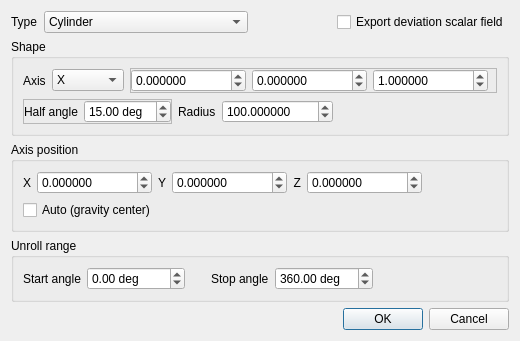
Before: the Qt Designer form qCC/ui_templates/unrollDlg.ui in CloudCompare/CloudCompare, drawn with Qt 5.
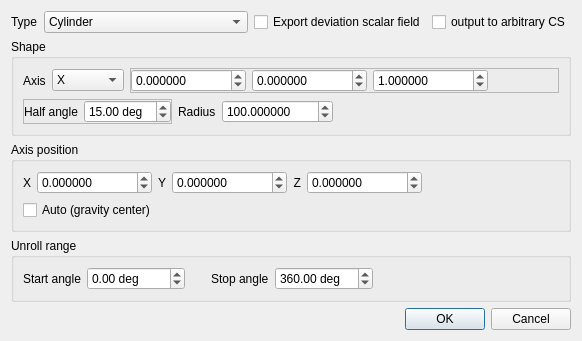
After: the same form once the commit is applied.

Commit message: Unroll: option to output the unrolled cloud in an arbitrary coordinate system (X: unroll angle / Y = distance to primitive / Z = longitude)

What changed in the file:
```diff
--- a/qCC/ui_templates/unrollDlg.ui
+++ b/qCC/ui_templates/unrollDlg.ui
@@ -70,6 +70,17 @@
        </property>
       </widget>
      </item>
+     <item>
+      <widget class="QCheckBox" name="arbitraryCSCheckBox">
+       <property name="toolTip">
+        <string>Output cloud will use an arbitrary coordinate system
+(instead of being related to the original cloud coordinate system)</string>
+       </property>
+       <property name="text">
+        <string>output to arbitrary CS</string>
+       </property>
+      </widget>
+     </item>
     </layout>
    </item>
    <item>
```
The commit also changes 6 other files.
